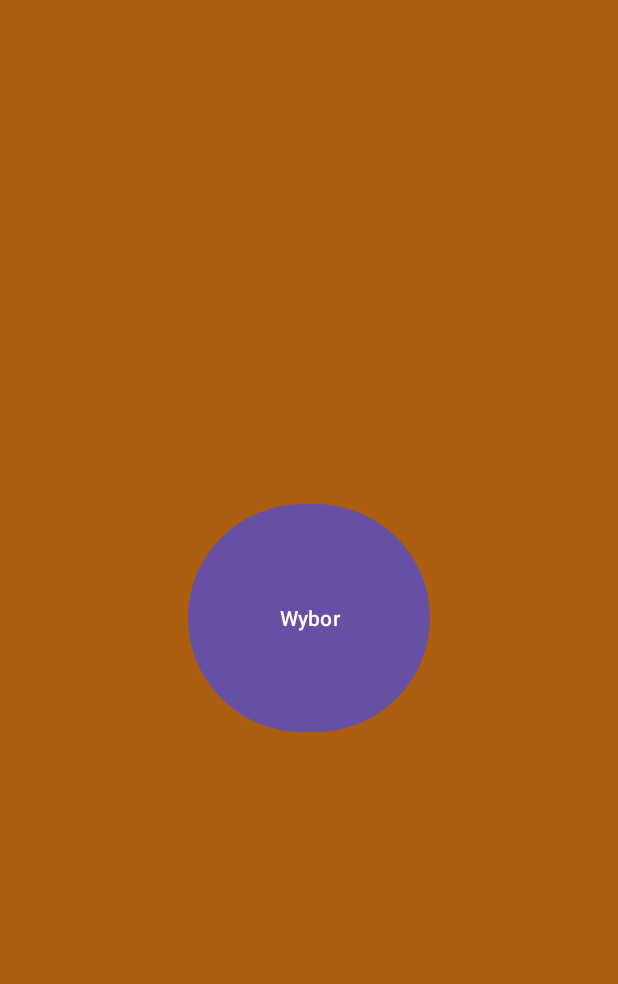
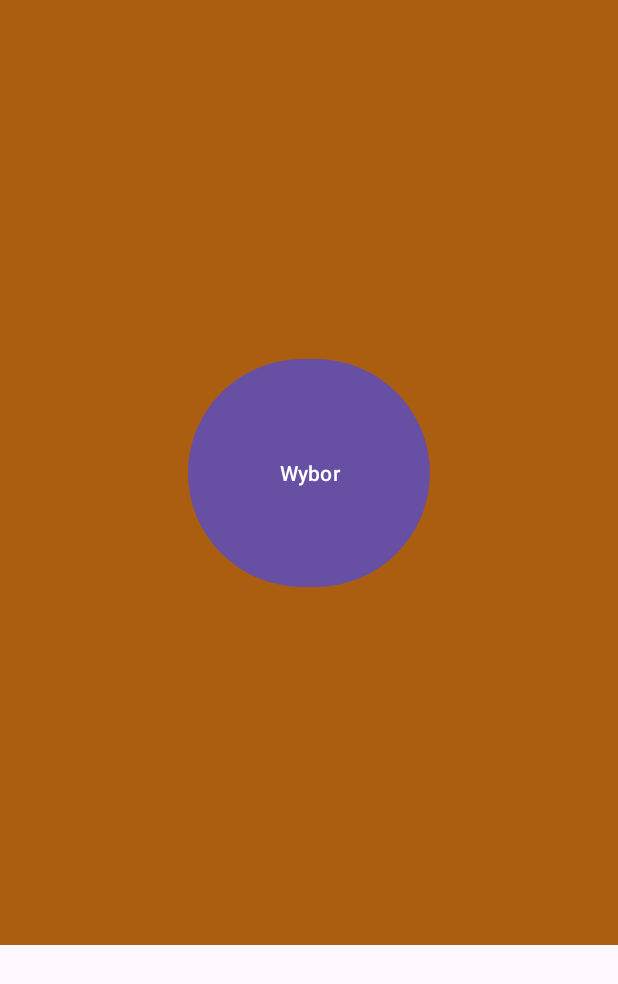
Before and after one commit to RudyKarpus/Puber, an Android app: the screen it shows after launch (MainScreen before the commit, MainActivity after it), on a phone screen of 412 x 824 dp. Shown: the top 984 px of the screen. Run offline under Robolectric (Android 15) with nearby library versions, the phone set to English and light mode, and no system bars.

Commit message:
1. Replacing from intent to navigation based architecture. 2. Adding swipe refresh for pub list recycler view

```diff
--- /dev/null
+++ b/app/src/main/java/com/example/myapplication/app/MainActivity.java
@@ -0,0 +1,19 @@
+package com.example.myapplication.app;
+
+import android.os.Bundle;
+
+import androidx.appcompat.app.AppCompatActivity;
+
+import com.example.myapplication.R;
+
+public class MainActivity extends AppCompatActivity {
+
+
+    @Override
+    protected void onCreate(Bundle savedInstanceState) {
+        super.onCreate(savedInstanceState);
+        setContentView(R.layout.activity_main);
+
+
+    }
+}
--- a/app/src/main/java/com/example/myapplication/ui/Title.java
+++ b/app/src/main/java/com/example/myapplication/app/TitleActivity.java
@@ -1,4 +1,4 @@
-package com.example.myapplication.ui;
+package com.example.myapplication.app;
 
 import android.content.Intent;
 import android.os.Bundle;
@@ -9,15 +9,16 @@ import androidx.appcompat.app.AppCompatActivity;
 import com.example.myapplication.R;
 
 
-public class Title extends AppCompatActivity {
+public class TitleActivity extends AppCompatActivity {
 
     @Override
     protected void onCreate(Bundle savedInstanceState) {
+
         super.onCreate(savedInstanceState);
         setContentView(R.layout.activity_title);
         final Handler handler = new Handler();
         handler.postDelayed(() -> {
-            Intent i=new Intent(Title.this, MainScreen.class);
+            Intent i=new Intent(TitleActivity.this, MainActivity.class);
             startActivity(i);
 
         }, 5000);
--- /dev/null
+++ b/app/src/main/java/com/example/myapplication/ui/MainFragment.java
@@ -0,0 +1,24 @@
+package com.example.myapplication.ui;
+
+import android.os.Bundle;
+import android.view.View;
+import android.widget.Button;
+
+import androidx.annotation.NonNull;
+import androidx.fragment.app.Fragment;
+import androidx.navigation.Navigation;
+
+import com.example.myapplication.R;
+
+public class MainFragment extends Fragment {
+
+    public MainFragment() {
+        super(R.layout.choice);
+    }
+    @Override
+    public void onViewCreated(@NonNull View view, Bundle savedInstanceState) {
+        ((Button) requireView().findViewById(R.id.choice)).setOnClickListener(v->{
+            Navigation.findNavController(v).navigate(MainFragmentDirections.mainToSearcher());
+        });
+    }
+}
--- a/app/src/main/java/com/example/myapplication/ui/MainScreen.java
+++ /dev/null
@@ -1,30 +0,0 @@
-package com.example.myapplication.ui;
-
-import android.content.Intent;
-import android.os.Bundle;
-import android.view.View;
-
-import androidx.appcompat.app.AppCompatActivity;
-
-import com.example.myapplication.R;
-
-public class MainScreen extends AppCompatActivity {
-
-    @Override
-    protected void onCreate(Bundle savedInstanceState) {
-        super.onCreate(savedInstanceState);
-        setContentView(R.layout.activity_choice);
-    }
-
-    public void searching(View v)
-    {
-        Intent i=new Intent(this, PubberSearcher.class);
-
-        /* Po co to?
-        test = new ArrayList<>();
-        test.add("nie");
-        i.putStringArrayListExtra("ocena", (ArrayList<String>) test);
-         */
-        startActivity(i);
-    }
-}
--- /dev/null
+++ b/app/src/main/res/layout/activity_main.xml
@@ -0,0 +1,18 @@
+<?xml version="1.0" encoding="utf-8"?>
+<FrameLayout xmlns:android="http://schemas.android.com/apk/res/android"
+    xmlns:app="http://schemas.android.com/apk/res-auto"
+    xmlns:tools="http://schemas.android.com/tools"
+    android:layout_width="match_parent"
+    android:layout_height="match_parent"
+    tools:context=".app.MainActivity">
+
+    <androidx.fragment.app.FragmentContainerView
+        android:id="@+id/fragmentContainerView"
+        android:name="androidx.navigation.fragment.NavHostFragment"
+        android:layout_width="match_parent"
+        android:layout_height="630dp"
+        app:defaultNavHost="true"
+        app:navGraph="@navigation/mobile_navigation"
+        tools:layout_editor_absoluteX="1dp"
+        tools:layout_editor_absoluteY="1dp" />
+</FrameLayout>
--- a/app/src/main/res/layout/activity_title.xml
+++ b/app/src/main/res/layout/activity_title.xml
@@ -5,7 +5,7 @@
     android:layout_width="match_parent"
     android:layout_height="match_parent"
     android:background="#F2A85604"
-    tools:context=".ui.Title" >
+    tools:context=".app.TitleActivity" >
 
     <TextView
         android:id="@+id/textView2"
--- a/app/src/main/res/layout/activity_choice.xml
+++ b/app/src/main/res/layout/choice.xml
@@ -5,16 +5,19 @@
     android:layout_width="match_parent"
     android:layout_height="match_parent"
     android:background="#F2A85604"
-    tools:context=".ui.MainScreen">
+    tools:context=".ui.MainFragment">
 
     <Button
-        android:id="@+id/button"
+        android:id="@+id/choice"
         android:layout_width="161dp"
         android:layout_height="160dp"
-        android:onClick="searching"
         android:text="Wybor"
         app:layout_constraintBottom_toBottomOf="parent"
         app:layout_constraintEnd_toEndOf="parent"
         app:layout_constraintStart_toStartOf="parent"
         app:layout_constraintTop_toTopOf="parent" />
+
+
+
+
 </androidx.constraintlayout.widget.ConstraintLayout>
--- a/app/src/main/res/layout/activity_pubber_filtration.xml
+++ b/app/src/main/res/layout/filtration.xml
@@ -5,7 +5,7 @@
     android:layout_width="match_parent"
     android:layout_height="match_parent"
     android:fillViewport="true"
-    tools:context=".ui.PubberFiltration">
+    tools:context=".ui.FiltrationFragment">
 
     <androidx.constraintlayout.widget.ConstraintLayout
         android:layout_width="match_parent"
@@ -511,7 +511,6 @@
             android:layout_width="107dp"
             android:layout_height="60dp"
             android:layout_marginEnd="36dp"
-            android:onClick="filtrationAndGoToPubberSearcher"
             android:text="Filtruj"
             app:layout_constraintEnd_toEndOf="parent"
             app:layout_constraintTop_toBottomOf="@id/chipGroup" />
--- /dev/null
+++ b/app/src/main/res/navigation/mobile_navigation.xml
@@ -0,0 +1,33 @@
+<?xml version="1.0" encoding="utf-8"?>
+<navigation xmlns:android="http://schemas.android.com/apk/res/android"
+    xmlns:app="http://schemas.android.com/apk/res-auto"
+    xmlns:tools="http://schemas.android.com/tools"
+    app:startDestination="@id/mainFragment">
+    <fragment
+        android:id="@+id/mainFragment"
+        android:name="com.example.myapplication.ui.MainFragment"
+        android:label="activity_choice"
+        tools:layout="@layout/choice" >
+        <action
+            android:id="@+id/mainToSearcher"
+            app:destination="@id/searcherScreen" />
+    </fragment>
+    <fragment
+        android:id="@+id/searcherScreen"
+        android:name="com.example.myapplication.ui.SearcherFragment"
+        android:label="searcher"
+        tools:layout="@layout/searcher">
+        <action
+            android:id="@+id/searcherToFiltration"
+            app:destination="@id/filltrationScreen" />
+    </fragment>
+    <fragment
+        android:id="@+id/filltrationScreen"
+        android:name="com.example.myapplication.ui.FiltrationFragment"
+        android:label="filtration"
+        tools:layout="@layout/filtration">
+        <action
+            android:id="@+id/filtrationToSearcher"
+            app:destination="@id/searcherScreen" />
+    </fragment>
+</navigation>
```
Also changed, not shown: app/build.gradle (+17 -12 lines), app/src/main/AndroidManifest.xml (+7 -9 lines), app/src/main/java/com/example/myapplication/ui/FiltrationFragment.java (renamed from app/src/main/java/com/example/myapplication/ui/PubberFiltration.java, +36 -34 lines), app/src/main/java/com/example/myapplication/ui/SearcherFragment.java (renamed from app/src/main/java/com/example/myapplication/ui/PubberSearcher.java, +33 -34 lines), app/src/main/java/com/example/myapplication/util/Adapter.java (deleted, +0 -53 lines), app/src/main/res/layout/pubbercell.xml (deleted, +0 -90 lines), app/src/main/res/layout/searcher.xml (renamed from app/src/main/res/layout/activity_pubber_searcher.xml, +16 -13 lines), build.gradle (+10 -0 lines), gradle.properties (line endings or trailing spaces).
